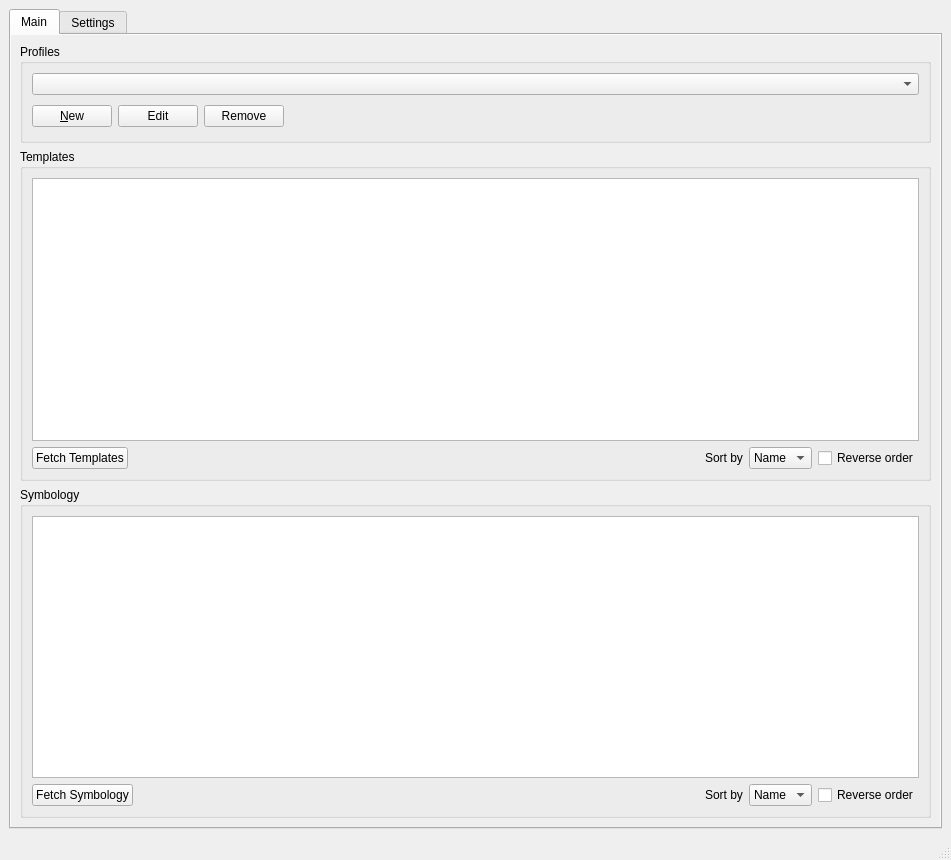
Qt form src/qgis_templates_symbology/ui/qgis_templates_symbology_main.ui (hotosm/qgis-templates-and-symbology-plugin) before a commit.
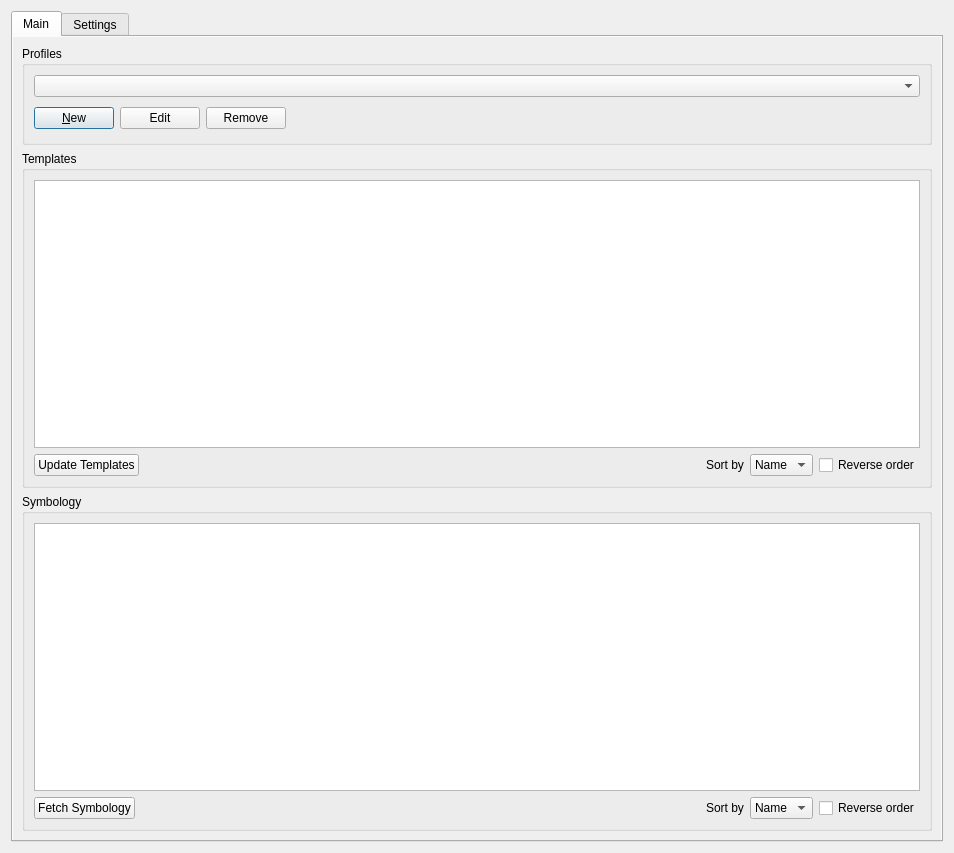
The same form after that commit. Custom widgets are drawn as their Qt base class.

The edit to the form file:
```diff
--- a/src/qgis_templates_symbology/ui/qgis_templates_symbology_main.ui
+++ b/src/qgis_templates_symbology/ui/qgis_templates_symbology_main.ui
@@ -1,41 +1,19 @@
 <?xml version="1.0" encoding="UTF-8"?>
 <ui version="4.0">
- <class>QgsTemplatesSymbologMain</class>
- <widget class="QMainWindow" name="QgsTemplatesSymbologMain">
-  <property name="windowModality">
-   <enum>Qt::WindowModal</enum>
-  </property>
+ <class>HOTTemplatesSymbologyManager</class>
+ <widget class="QDialog" name="HOTTemplatesSymbologyManager">
   <property name="geometry">
    <rect>
     <x>0</x>
     <y>0</y>
-    <width>951</width>
-    <height>860</height>
+    <width>954</width>
+    <height>853</height>
    </rect>
   </property>
-  <property name="sizePolicy">
-   <sizepolicy hsizetype="Preferred" vsizetype="Expanding">
-    <horstretch>0</horstretch>
-    <verstretch>0</verstretch>
-   </sizepolicy>
-  </property>
-  <property name="maximumSize">
-   <size>
-    <width>16777215</width>
-    <height>16777215</height>
-   </size>
-  </property>
   <property name="windowTitle">
    <string>Templates and Symbology Manager</string>
   </property>
-  <widget class="QWidget" name="central_widget">
-   <property name="sizePolicy">
-    <sizepolicy hsizetype="Preferred" vsizetype="Expanding">
-     <horstretch>0</horstretch>
-     <verstretch>0</verstretch>
-    </sizepolicy>
-   </property>
-   <layout class="QVBoxLayout" name="verticalLayout_7">
+  <layout class="QVBoxLayout" name="verticalLayout_5">
     <item>
      <widget class="QTabWidget" name="container">
       <property name="sizePolicy">
@@ -89,8 +67,8 @@
             <rect>
              <x>0</x>
              <y>0</y>
-             <width>929</width>
-             <height>767</height>
+            <width>932</width>
+            <height>804</height>
             </rect>
            </property>
            <property name="styleSheet">
@@ -222,7 +200,7 @@
                     <string>Fetches new templates and remove old profile templates.</string>
                    </property>
                    <property name="text">
-                    <string>Fetch Templates</string>
+                   <string>Update Templates</string>
                    </property>
                   </widget>
                  </item>
@@ -522,18 +500,6 @@
      </widget>
     </item>
    </layout>
-  </widget>
-  <widget class="QMenuBar" name="menubar">
-   <property name="geometry">
-    <rect>
-     <x>0</x>
-     <y>0</y>
-     <width>951</width>
-     <height>22</height>
-    </rect>
-   </property>
-  </widget>
-  <widget class="QStatusBar" name="statusbar"/>
  </widget>
  <customwidgets>
   <customwidget>
```
Left out of the diff: 4 changed lines with no effect on the pictures. Lines whose indentation alone changed are shown as unchanged.
